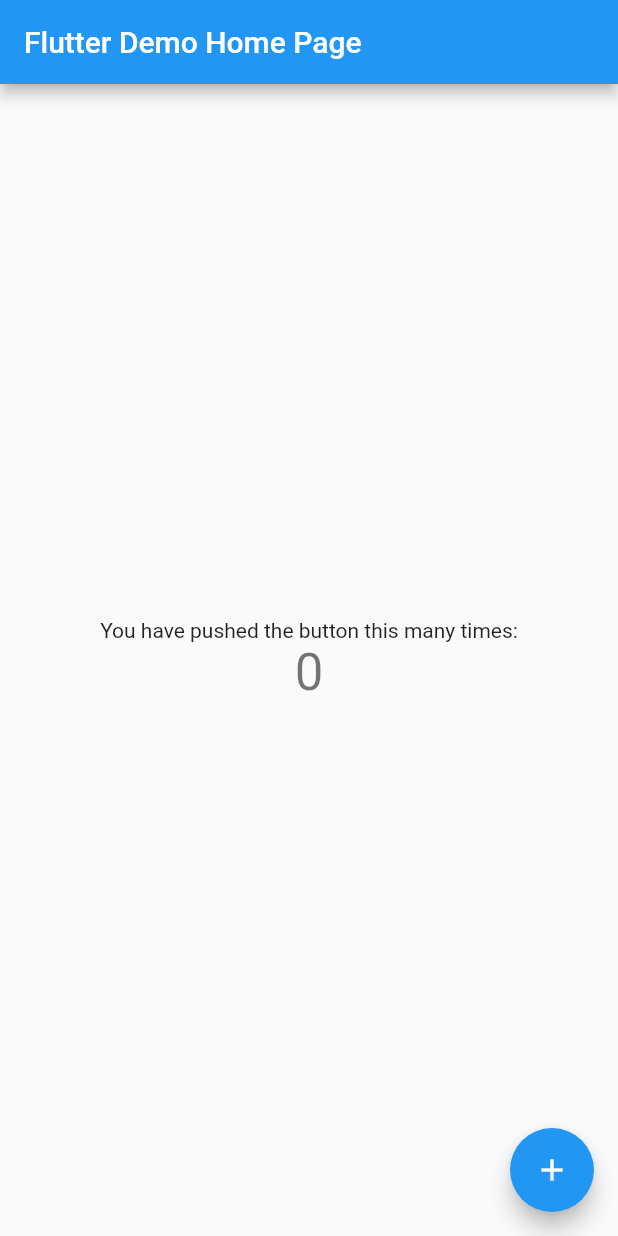
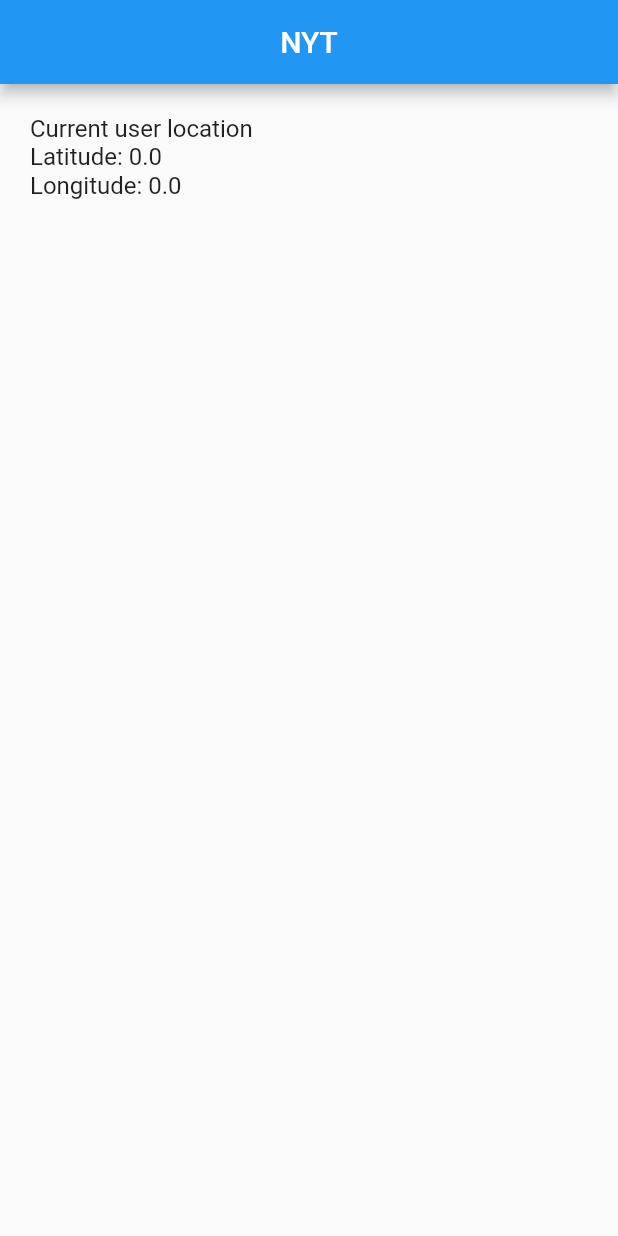
Before and after one commit to DzulfikriPysal/Flutter-article-apps, a Flutter app: the screen it shows after launch, on a phone screen of 412 x 824 dp. Run offline on Flutter 3.47's test engine with Material 2 defaults, Android fonts, the phone set to English and light mode, and no system bars; our stand-ins replace location.

Commit message:
location service added

```diff
--- /dev/null
+++ b/lib/location_service.dart
@@ -0,0 +1,43 @@
+import 'package:location/location.dart';import 'package:location/location.dart';
+
+class LocationService {
+  Location location = Location();
+  LocationData _locationData = LocationData.fromMap({
+    "latitude": 0.0,
+    "longitude": 0.0,
+  });
+
+
+  LocationData get locationData => _locationData;
+    bool _serviceEnabled = false;
+    PermissionStatus? _permissionGranted;
+
+    Future<void> checkPermissions() async {
+    _serviceEnabled = await location.serviceEnabled();
+    if (!_serviceEnabled) {
+        _serviceEnabled = await location.requestService();
+        if (!_serviceEnabled) {
+        // Location service is still not enabled, handle accordingly.
+        return;
+        }
+    }
+
+    _permissionGranted = await location.hasPermission();
+    if (_permissionGranted == PermissionStatus.denied) {
+        _permissionGranted = await location.requestPermission();
+        if (_permissionGranted != PermissionStatus.granted) {
+        // Permission is still denied, handle accordingly.
+        return;
+        }
+    }
+
+    // Permissions have been granted, start tracking location.
+    startLocationTracking();
+    }
+
+    void startLocationTracking() {
+        location.onLocationChanged.listen((LocationData currentLocation) {
+            _locationData = currentLocation;
+        });
+    }
+}
--- a/lib/main.dart
+++ b/lib/main.dart
@@ -1,115 +1,7 @@
 import 'package:flutter/material.dart';
 
+import 'ui/landing_page/landing.dart';
+
 void main() {
-  runApp(const MyApp());
+  runApp(const LandingPage());
 }
-
-class MyApp extends StatelessWidget {
-  const MyApp({Key? key}) : super(key: key);
-
-  // This widget is the root of your application.
-  @override
-  Widget build(BuildContext context) {
-    return MaterialApp(
-      title: 'Flutter Demo',
-      theme: ThemeData(
-        // This is the theme of your application.
-        //
-        // Try running your application with "flutter run". You'll see the
-        // application has a blue toolbar. Then, without quitting the app, try
-        // changing the primarySwatch below to Colors.green and then invoke
-        // "hot reload" (press "r" in the console where you ran "flutter run",
-        // or simply save your changes to "hot reload" in a Flutter IDE).
-        // Notice that the counter didn't reset back to zero; the application
-        // is not restarted.
-        primarySwatch: Colors.blue,
-      ),
-      home: const MyHomePage(title: 'Flutter Demo Home Page'),
-    );
-  }
-}
-
-class MyHomePage extends StatefulWidget {
-  const MyHomePage({Key? key, required this.title}) : super(key: key);
-
-  // This widget is the home page of your application. It is stateful, meaning
-  // that it has a State object (defined below) that contains fields that affect
-  // how it looks.
-
-  // This class is the configuration for the state. It holds the values (in this
-  // case the title) provided by the parent (in this case the App widget) and
-  // used by the build method of the State. Fields in a Widget subclass are
-  // always marked "final".
-
-  final String title;
-
-  @override
-  State<MyHomePage> createState() => _MyHomePageState();
-}
-
-class _MyHomePageState extends State<MyHomePage> {
-  int _counter = 0;
-
-  void _incrementCounter() {
-    setState(() {
-      // This call to setState tells the Flutter framework that something has
-      // changed in this State, which causes it to rerun the build method below
-      // so that the display can reflect the updated values. If we changed
-      // _counter without calling setState(), then the build method would not be
-      // called again, and so nothing would appear to happen.
-      _counter++;
-    });
-  }
-
-  @override
-  Widget build(BuildContext context) {
-    // This method is rerun every time setState is called, for instance as done
-    // by the _incrementCounter method above.
-    //
-    // The Flutter framework has been optimized to make rerunning build methods
-    // fast, so that you can just rebuild anything that needs updating rather
-    // than having to individually change instances of widgets.
-    return Scaffold(
-      appBar: AppBar(
-        // Here we take the value from the MyHomePage object that was created by
-        // the App.build method, and use it to set our appbar title.
-        title: Text(widget.title),
-      ),
-      body: Center(
-        // Center is a layout widget. It takes a single child and positions it
-        // in the middle of the parent.
-        child: Column(
-          // Column is also a layout widget. It takes a list of children and
-          // arranges them vertically. By default, it sizes itself to fit its
-          // children horizontally, and tries to be as tall as its parent.
-          //
-          // Invoke "debug painting" (press "p" in the console, choose the
-          // "Toggle Debug Paint" action from the Flutter Inspector in Android
-          // Studio, or the "Toggle Debug Paint" command in Visual Studio Code)
-          // to see the wireframe for each widget.
-          //
-          // Column has various properties to control how it sizes itself and
-          // how it positions its children. Here we use mainAxisAlignment to
-          // center the children vertically; the main axis here is the vertical
-          // axis because Columns are vertical (the cross axis would be
-          // horizontal).
-          mainAxisAlignment: MainAxisAlignment.center,
-          children: <Widget>[
-            const Text(
-              'You have pushed the button this many times:',
-            ),
-            Text(
-              '$_counter',
-              style: Theme.of(context).textTheme.headline4,
-            ),
-          ],
-        ),
-      ),
-      floatingActionButton: FloatingActionButton(
-        onPressed: _incrementCounter,
-        tooltip: 'Increment',
-        child: const Icon(Icons.add),
-      ), // This trailing comma makes auto-formatting nicer for build methods.
-    );
-  }
-}
--- /dev/null
+++ b/lib/ui/landing_page/landing.dart
@@ -0,0 +1,91 @@
+import 'package:flutter/material.dart';
+import '../../location_service.dart';
+
+class LandingPage extends StatelessWidget {
+  const LandingPage({Key? key}) : super(key: key);
+
+  @override
+  Widget build(BuildContext context) {
+    return MaterialApp(
+      title: 'NYT',
+      theme: ThemeData(
+        primarySwatch: Colors.blue,
+      ),
+      home: const _LandingPage(title: 'NYT'),
+    );
+  }
+}
+
+class _LandingPage extends StatefulWidget {
+  const _LandingPage({Key? key, required this.title}) : super(key: key);
+
+  final String title;
+
+  @override
+  State<_LandingPage> createState() => _LandingPageState();
+}
+
+class _LandingPageState extends State<_LandingPage> {
+    LocationService _locationService = LocationService();
+
+    @override
+    void initState() {
+        super.initState();
+        _locationService.checkPermissions();
+    }
+
+    @override
+    Widget build(BuildContext context) {
+        return Scaffold(
+        appBar: AppBar(
+            title: Text(widget.title),
+            centerTitle: true,
+        ),
+        body: Center(
+            child: Column(
+                mainAxisAlignment: MainAxisAlignment.start,
+                children: <Widget>[
+                    Padding(
+                        padding: const EdgeInsets.all(20.0),
+                        child: Column(
+                            children: <Widget>[
+                                Row(
+                                    children: <Widget>[
+                                        Text(
+                                            "Current user location",
+                                            style: TextStyle(fontSize: 16),
+                                            textAlign: TextAlign.center,
+                                        ),
+                                    ],
+                                ),
+                                Row(
+                                    children: <Widget>[
+                                        Text(
+                                            _locationService.locationData != null
+                                                ? 'Latitude: ${_locationService.locationData.latitude}'
+                                                : 'Latitude data unavailable',
+                                            style: TextStyle(fontSize: 16),
+                                            textAlign: TextAlign.center,
+                                        ),
+                                    ],
+                                ),
+                                Row(
+                                    children: <Widget>[
+                                        Text(
+                                            _locationService.locationData != null
+                                                ? 'Longitude: ${_locationService.locationData.longitude}'
+                                                : 'Longitude data unavailable',
+                                            style: TextStyle(fontSize: 16),
+                                            textAlign: TextAlign.center,
+                                        ),
+                                    ],
+                                ),
+                            ],
+                        ),
+                    ),
+                ],
+            ),
+        ),
+        );
+    }
+}
```
Also changed, not shown: pubspec.yaml (+6 -67 lines), pubspec.lock, 1 other file.
